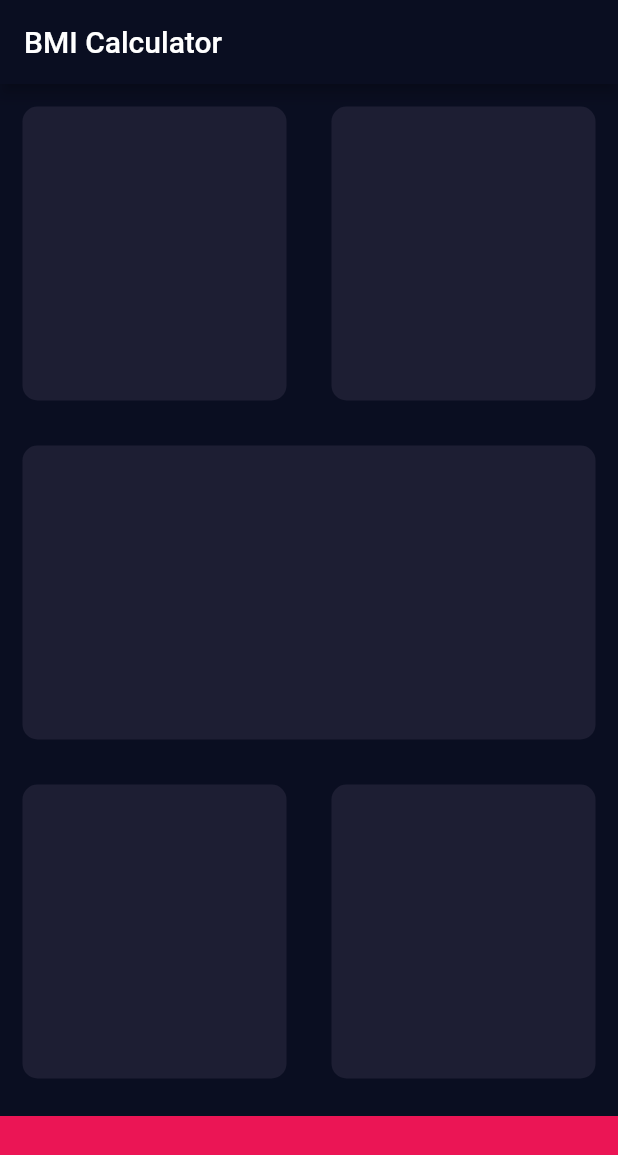
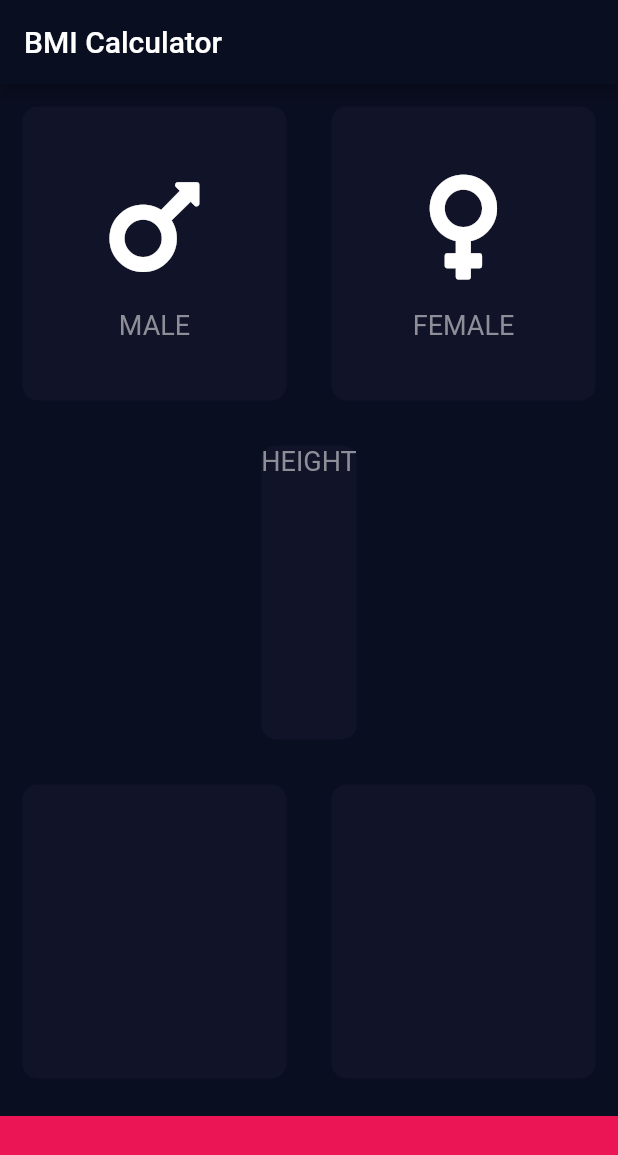
Before and after one commit to ayushbansalvit/bmi-calculator, a Flutter app: the screen it shows after launch, on a phone screen of 412 x 824 dp. Shown: the top 1155 px of the screen. Run offline on Flutter 3.47's test engine with Material 2 defaults, Android fonts, the phone set to English and light mode, and no system bars; our stand-ins replace font_awesome_flutter.

Commit message:
workpending-2row

```diff
--- /dev/null
+++ b/lib/constants.dart
@@ -0,0 +1,11 @@
+import 'package:flutter/material.dart';
+
+const kLabelTextStyle = TextStyle(
+  fontSize: 18.0,
+  color: Color(0xFF8D8E98),
+);
+
+const kBottomContainerHeight = 80.0;
+const kActiveCardColour = Color(0xFF1D1E33);
+const kInactiveCardColour = Color(0xFF111328);
+const kBottomContainerColour = Color(0xFFEB1555);
--- /dev/null
+++ b/lib/icon_content.dart
@@ -0,0 +1,29 @@
+import 'package:flutter/material.dart';
+import 'constants.dart';
+
+class IconContent extends StatelessWidget {
+  IconContent({this.icon, this.label});
+
+  final IconData icon;
+  final String label;
+
+  @override
+  Widget build(BuildContext context) {
+    return Column(
+      mainAxisAlignment: MainAxisAlignment.center,
+      children: <Widget>[
+        Icon(
+          icon,
+          size: 80.0,
+        ),
+        SizedBox(
+          height: 15.0,
+        ),
+        Text(
+          label,
+          style: kLabelTextStyle,
+        ),
+      ],
+    );
+  }
+}
--- a/lib/input_page.dart
+++ b/lib/input_page.dart
@@ -1,9 +1,13 @@
 import 'package:flutter/material.dart';
 import 'package:font_awesome_flutter/font_awesome_flutter.dart';
+import 'icon_content.dart';
+import 'reusable_card.dart';
+import 'constants.dart';
 
-const bottomContainerHeight = 80.0;
-const activeCardColour = Color(0xFF1D1E33);
-const bottomContainerColour = Color(0xFFEB1555);
+enum Gender {
+  male,
+  female,
+}
 
 class InputPage extends StatefulWidget {
   @override
@@ -11,6 +15,8 @@ class InputPage extends StatefulWidget {
 }
 
 class _InputPageState extends State<InputPage> {
+  Gender selectedGender;
+
   @override
   Widget build(BuildContext context) {
     return Scaffold(
@@ -24,12 +30,34 @@ class _InputPageState extends State<InputPage> {
               children: <Widget>[
                 Expanded(
                   child: ReusableCard(
-                    colour: activeCardColour,
+                    onPress: () {
+                      setState(() {
+                        selectedGender = Gender.male;
+                      });
+                    },
+                    colour: selectedGender == Gender.male
+                        ? kActiveCardColour
+                        : kInactiveCardColour,
+                    cardChild: IconContent(
+                      icon: FontAwesomeIcons.mars,
+                      label: 'MALE',
+                    ),
                   ),
                 ),
                 Expanded(
                   child: ReusableCard(
-                    colour: activeCardColour,
+                    onPress: () {
+                      setState(() {
+                        selectedGender = Gender.female;
+                      });
+                    },
+                    colour: selectedGender == Gender.female
+                        ? kActiveCardColour
+                        : kInactiveCardColour,
+                    cardChild: IconContent(
+                      icon: FontAwesomeIcons.venus,
+                      label: 'FEMALE',
+                    ),
                   ),
                 ),
               ],
@@ -37,7 +65,15 @@ class _InputPageState extends State<InputPage> {
           ),
           Expanded(
             child: ReusableCard(
-              colour: activeCardColour,
+              colour: kInactiveCardColour,
+              cardChild: Column(
+                children: <Widget>[
+                  Text(
+                    'HEIGHT',
+                    style: kLabelTextStyle,
+                  ),
+                ],
+              ),
             ),
           ),
           Expanded(
@@ -45,44 +81,25 @@ class _InputPageState extends State<InputPage> {
               children: <Widget>[
                 Expanded(
                   child: ReusableCard(
-                    colour: activeCardColour,
+                    colour: kInactiveCardColour,
                   ),
                 ),
                 Expanded(
                   child: ReusableCard(
-                    colour: activeCardColour,
+                    colour: kInactiveCardColour,
                   ),
                 ),
               ],
             ),
           ),
           Container(
-            color: bottomContainerColour,
+            color: kBottomContainerColour,
             margin: EdgeInsets.only(top: 10.0),
             width: double.infinity,
-            height: bottomContainerHeight,
+            height: kBottomContainerHeight,
           )
         ],
       ),
     );
   }
 }
-
-class ReusableCard extends StatelessWidget {
-  ReusableCard({@required this.colour, this.cardChild});
-  final Color colour;
-  final Widget cardChild;
-
-  @override
-  Widget build(BuildContext context) {
-    return Container(
-      child: cardChild,
-      margin: EdgeInsets.all(15.0),
-      decoration: BoxDecoration(
-        color: colour,
-        borderRadius: BorderRadius.circular(10.0),
-      ),
-    );
-  }
-}
-//0xFF1D1E33
--- /dev/null
+++ b/lib/reusable_card.dart
@@ -0,0 +1,24 @@
+import 'package:flutter/material.dart';
+
+class ReusableCard extends StatelessWidget {
+  ReusableCard({@required this.colour, this.cardChild, this.onPress});
+  final Color colour;
+  final Widget cardChild;
+  final Function onPress;
+
+  @override
+  Widget build(BuildContext context) {
+    return GestureDetector(
+      onTap: onPress,
+      child: Container(
+        child: cardChild,
+        margin: EdgeInsets.all(15.0),
+        decoration: BoxDecoration(
+          color: colour,
+          borderRadius: BorderRadius.circular(10.0),
+        ),
+      ),
+    );
+  }
+}
+//0xFF1D1E33
```
